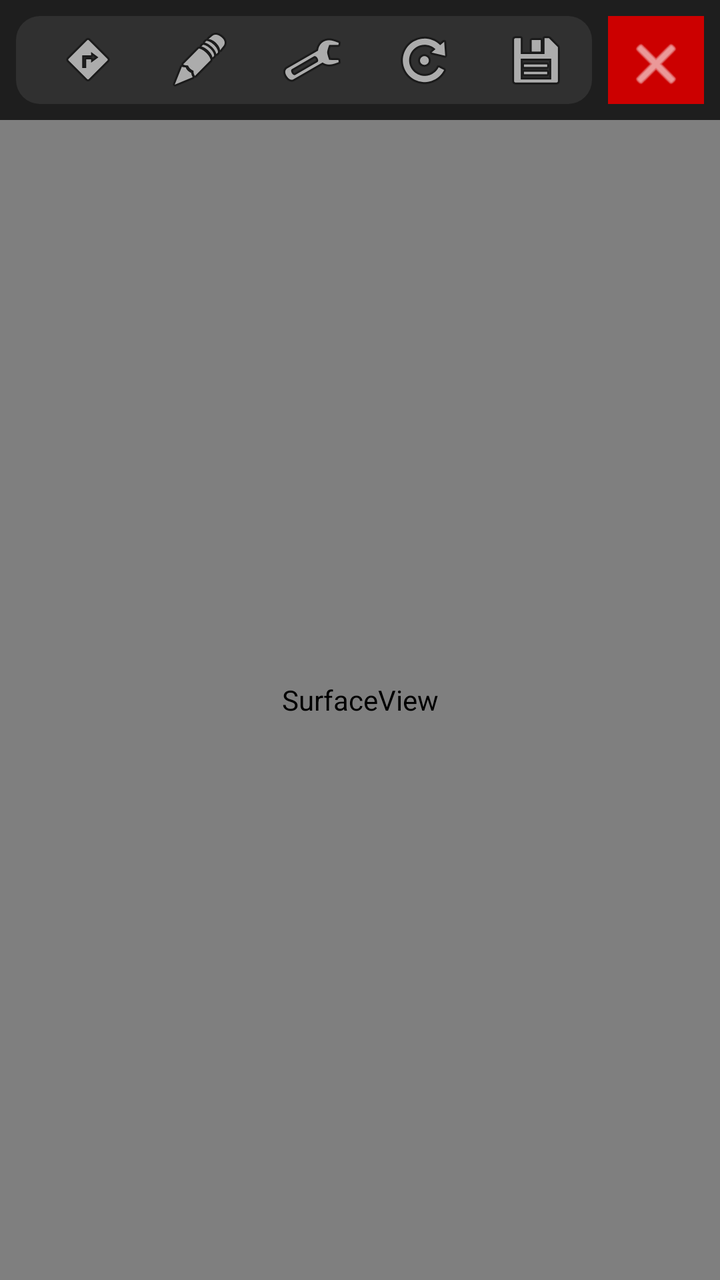
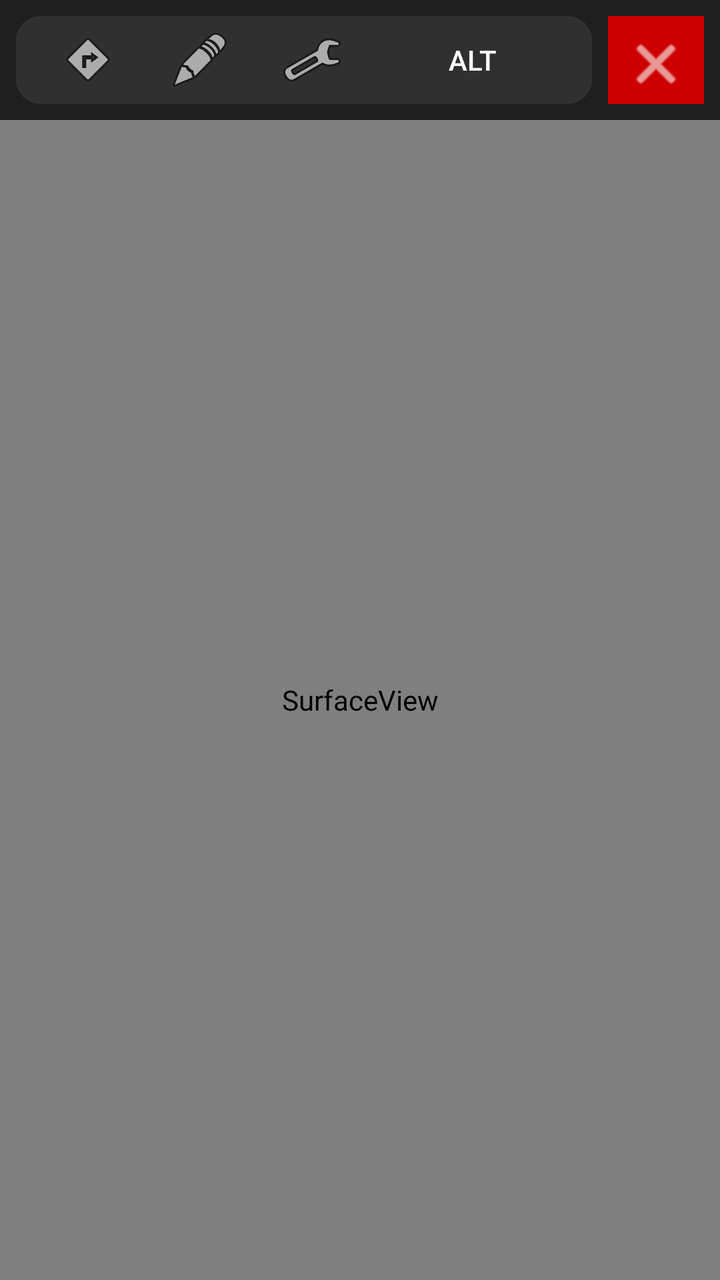

The first picture is an Android layout as it rendered before a commit; the second is the same layout after the commit. The layout source and the unified diff follow.
<!-- AndroidManifest.xml: application theme Theme.AppCompat.Light.NoActionBar -->
<!-- res/layout/activity_main.xml -->
<?xml version="1.0" encoding="utf-8"?>
<androidx.constraintlayout.widget.ConstraintLayout xmlns:android="http://schemas.android.com/apk/res/android"
    xmlns:app="http://schemas.android.com/apk/res-auto"
    android:id="@+id/root_layout"
    android:layout_width="match_parent"
    android:layout_height="match_parent"
    android:background="#121212">

    <LinearLayout
        android:id="@+id/topBar"
        android:layout_width="0dp"
        android:layout_height="60dp"
        android:background="#1E1E1E"
        android:orientation="horizontal"
        android:padding="8dp"
        app:layout_constraintEnd_toEndOf="parent"
        app:layout_constraintStart_toStartOf="parent"
        app:layout_constraintTop_toTopOf="parent">

        <LinearLayout
            android:layout_width="0dp"
            android:layout_height="match_parent"
            android:layout_weight="1"
            android:background="@drawable/rounded_toolbar_bg"
            android:gravity="center_vertical"
            android:paddingStart="16dp">

            <ImageButton
                android:id="@+id/btnPointer"
                android:layout_width="40dp"
                android:layout_height="40dp"
                android:background="?attr/selectableItemBackgroundBorderless"
                android:src="@android:drawable/ic_menu_directions" 
                android:contentDescription="Pointer Mode" />

            <View android:layout_width="16dp" android:layout_height="0dp" />

            <ImageButton
                android:id="@+id/btnPen"
                android:layout_width="40dp"
                android:layout_height="40dp"
                android:background="?attr/selectableItemBackgroundBorderless"
                android:src="@android:drawable/ic_menu_edit"
                android:contentDescription="Pen Mode" />

            <View android:layout_width="16dp" android:layout_height="0dp" />

            <ImageButton
                android:id="@+id/btnSettings"
                android:layout_width="40dp"
                android:layout_height="40dp"
                android:background="?attr/selectableItemBackgroundBorderless"
                android:src="@android:drawable/ic_menu_preferences"
                android:contentDescription="Settings" />
            
            <View android:layout_width="16dp" android:layout_height="0dp" />

            <ImageButton
                android:id="@+id/btnRestartStream"
                android:layout_width="40dp"
                android:layout_height="40dp"
                android:background="?attr/selectableItemBackgroundBorderless"
                android:src="@android:drawable/ic_menu_rotate"
                android:contentDescription="Restart Stream" />
            
            <View android:layout_width="16dp" android:layout_height="0dp" />

            <ImageButton
                android:id="@+id/btnPin"
                android:layout_width="40dp"
                android:layout_height="40dp"
                android:background="?attr/selectableItemBackgroundBorderless"
                android:src="@android:drawable/ic_menu_save"
                android:contentDescription="Pin Taskbar" />

        </LinearLayout>

        <ImageButton
            android:id="@+id/btnDisconnect"
            android:layout_width="48dp"
            android:layout_height="48dp"
            android:layout_marginStart="8dp"
            android:background="@android:color/holo_red_dark"
            android:padding="8dp"
            android:src="@android:drawable/ic_menu_close_clear_cancel"
            app:tint="@android:color/white"
            android:contentDescription="Disconnect" />
    </LinearLayout>

    <FrameLayout
        android:id="@+id/streamingSpace"
        android:layout_width="0dp"
        android:layout_height="0dp"
        android:background="@android:color/black"
        app:layout_constraintBottom_toBottomOf="parent"
        app:layout_constraintEnd_toEndOf="parent"
        app:layout_constraintStart_toStartOf="parent"
        app:layout_constraintTop_toBottomOf="@id/topBar">

        <SurfaceView
            android:id="@+id/surface_video"
            android:layout_width="match_parent"
            android:layout_height="match_parent" />
            
        <View
            android:id="@+id/touchOverlay"
            android:layout_width="match_parent"
            android:layout_height="match_parent"
            android:background="@android:color/transparent" />
    </FrameLayout>

    <ImageButton
        android:id="@+id/btnOpenTaskbar"
        android:layout_width="48dp"
        android:layout_height="48dp"
        android:layout_marginTop="8dp"
        android:layout_marginStart="8dp"
        android:background="@drawable/rounded_toolbar_bg"
        android:src="@android:drawable/ic_menu_view"
        android:visibility="gone"
        app:layout_constraintStart_toStartOf="parent"
        app:layout_constraintTop_toTopOf="parent"
        android:contentDescription="Open Taskbar" />

</androidx.constraintlayout.widget.ConstraintLayout>
<!-- resources referenced by this layout -->
<resources>
  <!-- drawable rounded_toolbar_bg (drawable) -->
  <?xml version="1.0" encoding="utf-8"?>
  <shape xmlns:android="http://schemas.android.com/apk/res/android">
      <solid android:color="#303030"/>
      <corners android:radius="12dp"/>
  </shape>
</resources>

<!-- the commit's change to res/layout/activity_main.xml (unified diff, before → after) -->
@@ -53,6 +53,36 @@
                 android:src="@android:drawable/ic_menu_preferences"
                 android:contentDescription="Settings" />
             
+            <View android:layout_width="16dp" android:layout_height="0dp" />
+
+            <Button
+                android:id="@+id/btnAlt"
+                android:layout_width="wrap_content"
+                android:layout_height="40dp"
+                android:background="?attr/selectableItemBackgroundBorderless"
+                android:text="ALT"
+                android:textColor="@android:color/white" />
+
+            <View android:layout_width="16dp" android:layout_height="0dp" />
+
+            <Button
+                android:id="@+id/btnMeta"
+                android:layout_width="wrap_content"
+                android:layout_height="40dp"
+                android:background="?attr/selectableItemBackgroundBorderless"
+                android:text="META"
+                android:textColor="@android:color/white" />
+
+            <View android:layout_width="16dp" android:layout_height="0dp" />
+
+            <Button
+                android:id="@+id/btnTab"
+                android:layout_width="wrap_content"
+                android:layout_height="40dp"
+                android:background="?attr/selectableItemBackgroundBorderless"
+                android:text="TAB"
+                android:textColor="@android:color/white" />
+
             <View android:layout_width="16dp" android:layout_height="0dp" />
 
             <ImageButton
